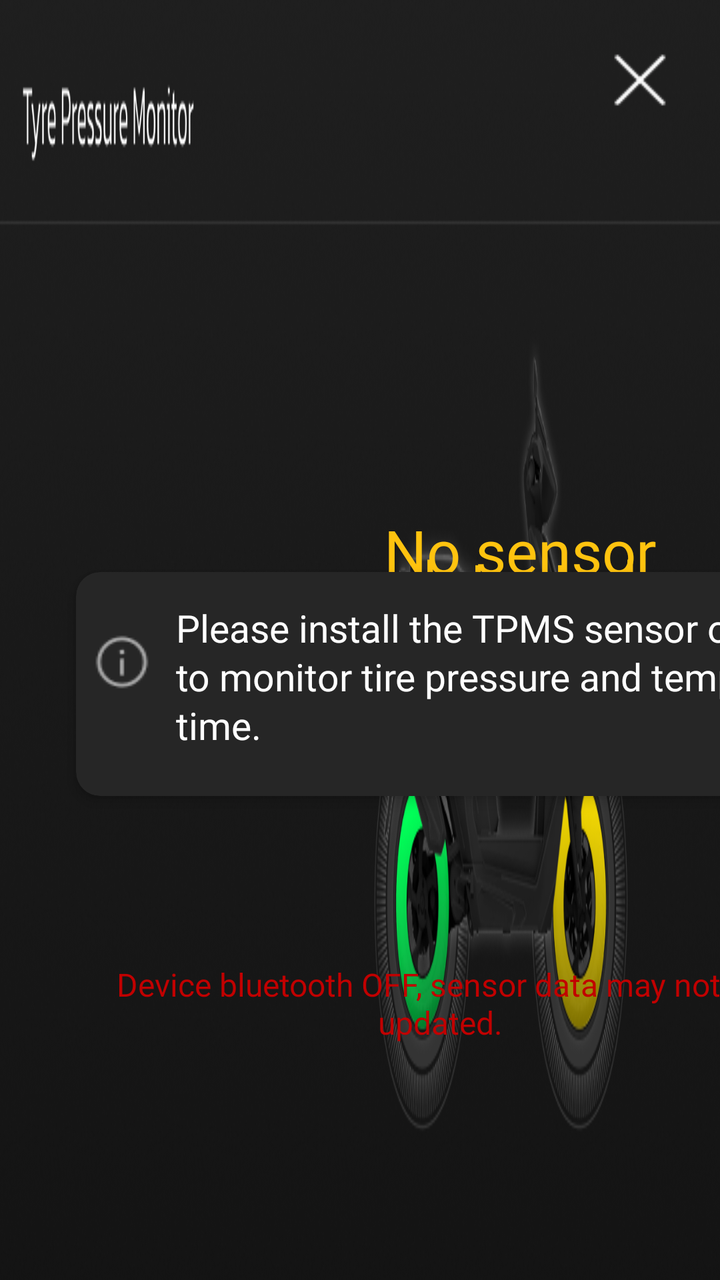
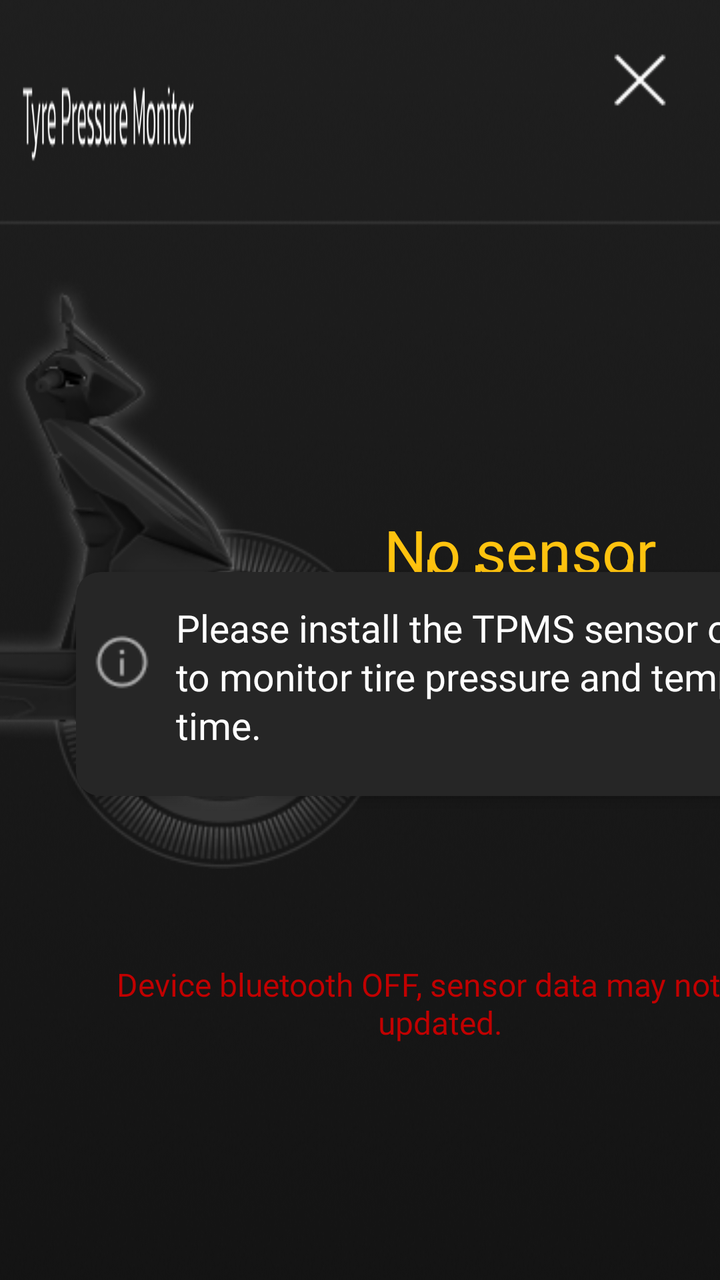

An Android layout rendered at two revisions. The XML below is the earlier revision; the diff shows what the commit changed to produce the second picture.
<!-- AndroidManifest.xml: application theme Theme.rideOS -->
<!-- res/layout/activity_tpms.xml -->
<?xml version="1.0" encoding="utf-8"?>
<androidx.constraintlayout.widget.ConstraintLayout xmlns:android="http://schemas.android.com/apk/res/android"
    xmlns:app="http://schemas.android.com/apk/res-auto"
    xmlns:tools="http://schemas.android.com/tools"
    android:id="@+id/main"
    android:layout_width="1280dp"
    android:layout_height="480dp"
    android:background="@drawable/tpmsbg"
    tools:context=".TPMS_activity">

    <ImageButton
        android:id="@+id/backbtntpms"
        android:layout_width="70dp"
        android:layout_height="70dp"
        android:layout_marginTop="5dp"
        android:layout_marginEnd="5dp"
        android:background="@android:color/transparent"
        android:scaleType="fitCenter"
        android:src="@drawable/rreturn"
        app:layout_constraintEnd_toEndOf="parent"
        app:layout_constraintTop_toTopOf="parent" />

    <androidx.cardview.widget.CardView
        android:id="@+id/tpmsStatusCard"
        android:layout_width="462dp"
        android:layout_height="112dp"
        android:layout_marginStart="38dp"
        android:layout_marginBottom="242dp"
        android:backgroundTint="#262626"
        android:padding="16dp"
        app:cardCornerRadius="12dp"
        app:cardElevation="4dp"
        app:layout_constraintBottom_toBottomOf="parent"
        app:layout_constraintStart_toStartOf="parent">

        <TextView
            android:id="@+id/tpmsStatusText"
            android:layout_width="wrap_content"
            android:layout_height="wrap_content"
            android:layout_marginStart="50dp"
            android:layout_marginTop="15dp"
            android:fontFamily="@font/kanit"
            android:lineSpacingExtra="2dp"
            android:text="Please install the TPMS sensor on your nx100 to monitor tire pressure and temperature in real time."
            android:textColor="@color/white"
            android:textSize="19dp" />

        <ImageView
            android:layout_width="30dp"
            android:layout_height="30dp"
            android:layout_marginStart="8dp"
            android:layout_marginTop="30dp"
            android:src="@drawable/iicon" />
    </androidx.cardview.widget.CardView>


    <androidx.cardview.widget.CardView
        android:layout_width="107dp"
        android:layout_height="86dp"
        android:layout_marginStart="548dp"
        android:layout_marginTop="320dp"
        app:cardBackgroundColor="#262626"
        app:cardCornerRadius="12dp"
        app:layout_constraintStart_toStartOf="parent"
        app:layout_constraintTop_toTopOf="parent">

        



        <TextView
            android:id="@+id/rearpressurevalue"
            android:layout_width="100dp"
            android:layout_height="30dp"
            android:layout_marginTop="15dp"
            android:layout_marginStart="10dp"
            android:fontFamily="@font/kanit"
            android:text="- psi"
            android:textColor="@android:color/white"
            android:textSize="22dp" />

        <TextView
            android:id="@+id/reartempvalue"
            android:layout_width="100dp"
            android:layout_height="30dp"
            android:layout_marginStart="10dp"
            android:layout_marginTop="45dp"
            android:layout_marginEnd="10dp"
            android:fontFamily="@font/kanit"
            android:text="- °C"
            android:textColor="@android:color/white"
            android:textSize="22dp" />


    </androidx.cardview.widget.CardView>

    <androidx.cardview.widget.CardView
        android:layout_width="107dp"
        android:layout_height="86dp"
        android:layout_marginStart="1132dp"
        android:layout_marginTop="320dp"
        app:cardBackgroundColor="#262626"
        app:cardCornerRadius="12dp"
        app:layout_constraintStart_toStartOf="parent"
        app:layout_constraintTop_toTopOf="parent">

        



        <TextView
            android:id="@+id/frontpressurevalue"
            android:layout_width="100dp"
            android:layout_height="30dp"
            android:layout_marginTop="15dp"
            android:layout_marginStart="10dp"
            android:fontFamily="@font/kanit"
            android:text="- psi"
            android:textColor="@android:color/white"
            android:textSize="22dp" />

        <TextView
            android:id="@+id/fronttempvalue"
            android:layout_width="100dp"
            android:layout_height="30dp"
            android:layout_marginStart="10dp"
            android:layout_marginTop="45dp"
            android:layout_marginEnd="10dp"
            android:fontFamily="@font/kanit"
            android:text="- °C"
            android:textColor="@android:color/white"
            android:textSize="22dp" />


    </androidx.cardview.widget.CardView>

    <TextView
        android:id="@+id/reartpmsIdealStatus"
        android:layout_width="180dp"
        android:layout_height="70dp"
        android:layout_marginTop="255dp"
        android:layout_marginEnd="590dp"
        android:fontFamily="@font/kanit"
        android:lineSpacingExtra="-20dp"
        android:text="No sensor detected"
        android:textAlignment="center"
        android:textColor="#3BFF21"
        android:textSize="30dp"
        app:layout_constraintEnd_toEndOf="parent"
        app:layout_constraintTop_toTopOf="parent" />

    <TextView
        android:id="@+id/fronttpmsIdealStatus"
        android:layout_width="180dp"
        android:layout_height="70dp"
        android:layout_marginTop="255dp"
        android:layout_marginEnd="10dp"
        android:fontFamily="@font/kanit"
        android:lineSpacingExtra="-20dp"
        android:text="No sensor detected"
        android:textAlignment="center"
        android:textColor="#FFC30F"
        android:textSize="30dp"
        app:layout_constraintEnd_toEndOf="parent"
        app:layout_constraintTop_toTopOf="parent" />

    <TextView
        android:id="@+id/bluetoothOnmsg"
        android:layout_width="411dp"
        android:layout_height="50dp"
        android:layout_marginEnd="828dp"
        android:layout_marginBottom="148dp"
        android:fontFamily="@font/kanitlite"
        android:lineSpacingExtra="2dp"
        android:text="Ensure your scooter bluetooth is ON to get TPMS data realtime."
        android:textColor="@color/white"
        android:textSize="17dp"
        app:layout_constraintBottom_toBottomOf="parent"
        app:layout_constraintEnd_toEndOf="parent" />

    <TextView
        android:id="@+id/tpmsbluetoothstatus"
        android:layout_width="wrap_content"
        android:layout_height="wrap_content"
        android:layout_marginStart="40dp"
        android:layout_marginBottom="118dp"
        android:fontFamily="@font/kanit"
        android:gravity="center"
        android:text="Device bluetooth OFF, sensor data may not be updated."
        android:textColor="#C10000"
        android:textSize="16sp"
        app:layout_constraintBottom_toBottomOf="parent"
        app:layout_constraintStart_toStartOf="parent" />
</androidx.constraintlayout.widget.ConstraintLayout>
<!-- resources referenced by this layout -->
<resources>
  <color name="white">#FFFFFFFF</color>
  <!-- drawable iicon: png bitmap (drawable, 630 bytes) -->
  <!-- drawable rreturn: png bitmap (drawable, 365 bytes) -->
  <!-- drawable tpmsbg: png bitmap (drawable, 185867 bytes) -->
  <style name="Theme.rideOS" parent="Base.Theme.rideOS" />
  <style name="Base.Theme.rideOS" parent="Theme.Material3.DayNight.NoActionBar">
          
          
      </style>
</resources>

<!-- the commit's change to res/layout/activity_tpms.xml (unified diff, before → after) -->
@@ -191,4 +191,16 @@
         android:textSize="16sp"
         app:layout_constraintBottom_toBottomOf="parent"
         app:layout_constraintStart_toStartOf="parent" />
+
+    <ImageView
+        android:id="@+id/tpmsbikeIMG"
+        android:layout_width="486dp"
+        android:layout_height="332dp"
+        android:layout_marginTop="116dp"
+        android:layout_marginEnd="152dp"
+        app:layout_constraintEnd_toEndOf="parent"
+        app:layout_constraintTop_toTopOf="parent"
+        app:srcCompat="@drawable/tpmsgg" />
+
+
 </androidx.constraintlayout.widget.ConstraintLayout>
<!-- resource entries referenced after the edit -->
@@ -3,7 +3,8 @@
   <color name="white">#FFFFFFFF</color>
   <!-- drawable iicon: png bitmap (drawable, 630 bytes) -->
   <!-- drawable rreturn: png bitmap (drawable, 365 bytes) -->
-  <!-- drawable tpmsbg: png bitmap (drawable, 185867 bytes) -->
+  <!-- drawable tpmsbg: png bitmap (drawable, 95799 bytes) -->
+  <!-- drawable tpmsgg: png bitmap (drawable, 97380 bytes) -->
   <style name="Theme.rideOS" parent="Base.Theme.rideOS" />
   <style name="Base.Theme.rideOS" parent="Theme.Material3.DayNight.NoActionBar">
           
